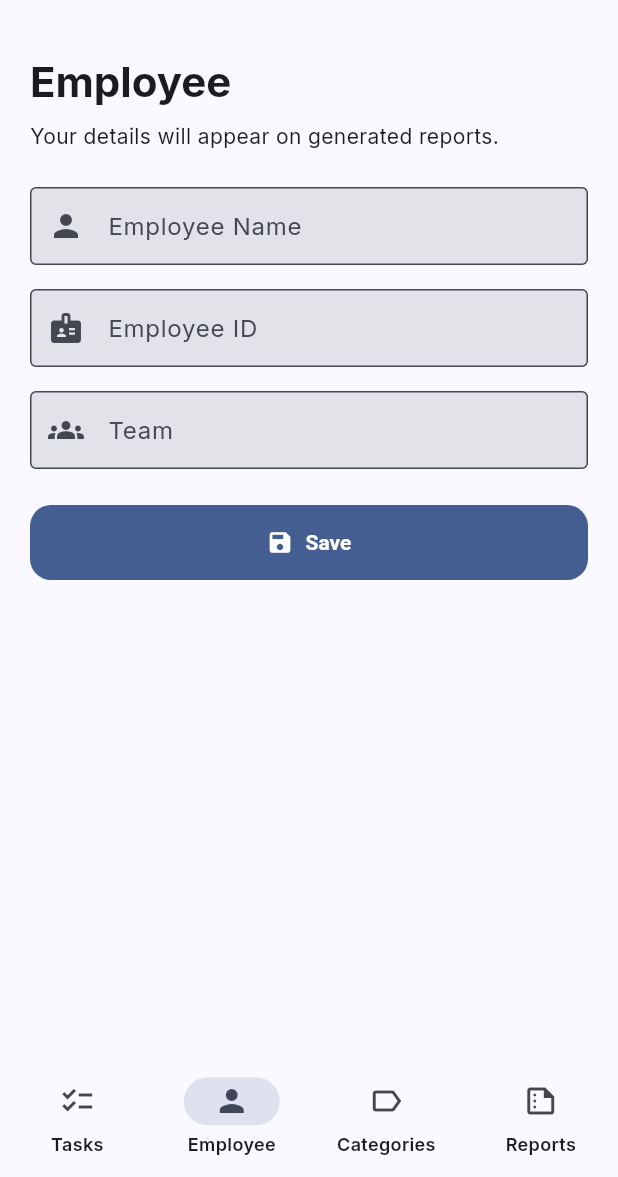
After one commit to crpdmco/Job-Tracker, a Flutter app: the screen it shows after launch, item 2 of the bottom bar chosen, on a phone screen of 412 x 824 dp, the part 59-1236 px from its top. The commit adds this screen. Run offline on Flutter 3.47's test engine with Material 3 defaults, Android fonts, the phone set to English and light mode, and no system bars; our stand-ins replace google_fonts, pdf, share_plus, shared_preferences, sqflite_common_ffi, sqflite_common_ffi_web; accounts and stored records are empty.

Commit message:
employee registry replaces dashboard; report redesign with job accompl. title and table layout

```diff
--- /dev/null
+++ b/lib/screens/employee_screen.dart
@@ -0,0 +1,104 @@
+import 'package:flutter/material.dart';
+import 'package:shared_preferences/shared_preferences.dart';
+
+class EmployeeScreen extends StatefulWidget {
+  const EmployeeScreen({super.key});
+  @override
+  State<EmployeeScreen> createState() => _EmployeeScreenState();
+}
+
+class _EmployeeScreenState extends State<EmployeeScreen> {
+  final _nameCtrl = TextEditingController();
+  final _idCtrl = TextEditingController();
+  final _teamCtrl = TextEditingController();
+  bool _loaded = false;
+
+  @override
+  void initState() {
+    super.initState();
+    _load();
+  }
+
+  Future<void> _load() async {
+    final p = await SharedPreferences.getInstance();
+    _nameCtrl.text = p.getString('employee_name') ?? '';
+    _idCtrl.text = p.getString('employee_id') ?? '';
+    _teamCtrl.text = p.getString('employee_team') ?? '';
+    if (mounted) setState(() => _loaded = true);
+  }
+
+  Future<void> _save() async {
+    final p = await SharedPreferences.getInstance();
+    await p.setString('employee_name', _nameCtrl.text.trim());
+    await p.setString('employee_id', _idCtrl.text.trim());
+    await p.setString('employee_team', _teamCtrl.text.trim());
+    if (mounted) {
+      ScaffoldMessenger.of(context).showSnackBar(
+        const SnackBar(content: Text('Employee info saved.')),
+      );
+    }
+  }
+
+  @override
+  void dispose() {
+    _nameCtrl.dispose();
+    _idCtrl.dispose();
+    _teamCtrl.dispose();
+    super.dispose();
+  }
+
+  @override
+  Widget build(BuildContext context) {
+    if (!_loaded) {
+      return const Center(child: CircularProgressIndicator());
+    }
+    return ListView(
+      padding: const EdgeInsets.all(20),
+      children: [
+        Text('Employee',
+            style: Theme.of(context).textTheme.headlineMedium?.copyWith(
+                  fontWeight: FontWeight.w700,
+                )),
+        const SizedBox(height: 8),
+        Text(
+          'Your details will appear on generated reports.',
+          style: Theme.of(context).textTheme.bodyMedium,
+        ),
+        const SizedBox(height: 24),
+        TextField(
+          controller: _nameCtrl,
+          decoration: const InputDecoration(
+            labelText: 'Employee Name',
+            prefixIcon: Icon(Icons.person),
+            border: OutlineInputBorder(),
+          ),
+        ),
+        const SizedBox(height: 16),
+        TextField(
+          controller: _idCtrl,
+          decoration: const InputDecoration(
+            labelText: 'Employee ID',
+            prefixIcon: Icon(Icons.badge),
+            border: OutlineInputBorder(),
+          ),
+        ),
+        const SizedBox(height: 16),
+        TextField(
+          controller: _teamCtrl,
+          decoration: const InputDecoration(
+            labelText: 'Team',
+            prefixIcon: Icon(Icons.groups),
+            border: OutlineInputBorder(),
+          ),
+        ),
+        const SizedBox(height: 24),
+        FilledButton.icon(
+          onPressed: _save,
+          icon: const Icon(Icons.save),
+          label: const Text('Save'),
+          style: FilledButton.styleFrom(minimumSize: const Size.fromHeight(50)),
+        ),
+      ],
+    );
+  }
+}
--- a/lib/screens/home_screen.dart
+++ b/lib/screens/home_screen.dart
@@ -10,7 +10,7 @@ import 'task_form_screen.dart';
 import 'task_detail_screen.dart';
 import 'reports_screen.dart';
 import 'categories_screen.dart';
-import 'dashboard_screen.dart';
+import 'employee_screen.dart';
 
 class HomeScreen extends StatefulWidget {
   const HomeScreen({super.key});
@@ -53,7 +53,7 @@ class _HomeScreenState extends State<HomeScreen> {
   Widget build(BuildContext context) {
     final pages = [
       const _TasksTab(),
-      const DashboardScreen(),
+      const EmployeeScreen(),
       const CategoriesScreen(),
       const ReportsScreen(),
     ];
@@ -81,9 +81,9 @@ class _HomeScreenState extends State<HomeScreen> {
               selectedIcon: Icon(Icons.checklist),
               label: 'Tasks'),
           NavigationDestination(
-              icon: Icon(Icons.bar_chart_outlined),
-              selectedIcon: Icon(Icons.bar_chart),
-              label: 'Dashboard'),
+              icon: Icon(Icons.person_outline),
+              selectedIcon: Icon(Icons.person),
+              label: 'Employee'),
           NavigationDestination(
               icon: Icon(Icons.label_outline),
               selectedIcon: Icon(Icons.label),
--- a/lib/screens/reports_screen.dart
+++ b/lib/screens/reports_screen.dart
@@ -1,6 +1,7 @@
 import 'dart:io';
 
 import 'package:flutter/material.dart';
+import 'package:shared_preferences/shared_preferences.dart';
 
 import '../services/db_service.dart';
 import '../services/report_service.dart';
@@ -65,6 +66,10 @@ class _ReportsScreenState extends State<ReportsScreen> {
       }
       final svc = ReportService();
       final taskCats = await db.getAllTaskCategories();
+      final prefs = await SharedPreferences.getInstance();
+      final empName = prefs.getString('employee_name') ?? '';
+      final empId = prefs.getString('employee_id') ?? '';
+      final empTeam = prefs.getString('employee_team') ?? '';
       final path = pdf
           ? await svc.generatePdf(
               tasks: tasks,
@@ -72,6 +77,9 @@ class _ReportsScreenState extends State<ReportsScreen> {
               periods: periods,
               from: _from,
               to: _to,
+              employeeName: empName,
+              employeeId: empId,
+              employeeTeam: empTeam,
               taskCats: taskCats,
             )
           : await svc.generateCsv(
@@ -79,6 +87,9 @@ class _ReportsScreenState extends State<ReportsScreen> {
               periods: periods,
               from: _from,
               to: _to,
+              employeeName: empName,
+              employeeId: empId,
+              employeeTeam: empTeam,
               taskCats: taskCats,
             );
       if (mounted) {
--- a/pubspec.yaml
+++ b/pubspec.yaml
@@ -22,13 +22,11 @@ dependencies:
 
   # UI helpers
   intl: ^0.19.0
-  fl_chart: ^0.69.0
   google_fonts: ^6.2.1
 
   # Reports / export
   pdf: ^3.11.1
   printing: ^5.13.3
-  csv: ^6.0.0
   share_plus: ^10.0.2
 
   # IDs and files
```
Also changed, not shown: lib/screens/dashboard_screen.dart (deleted, +0 -225 lines), lib/services/report_service.dart (+76 -77 lines), pubspec.lock.
